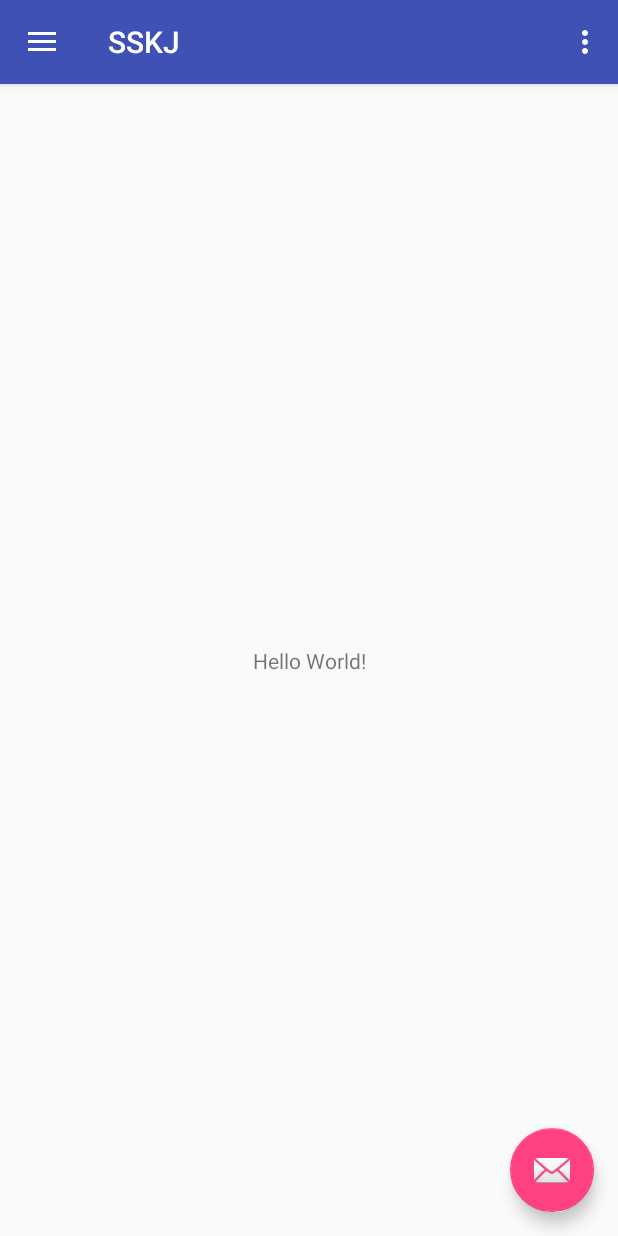
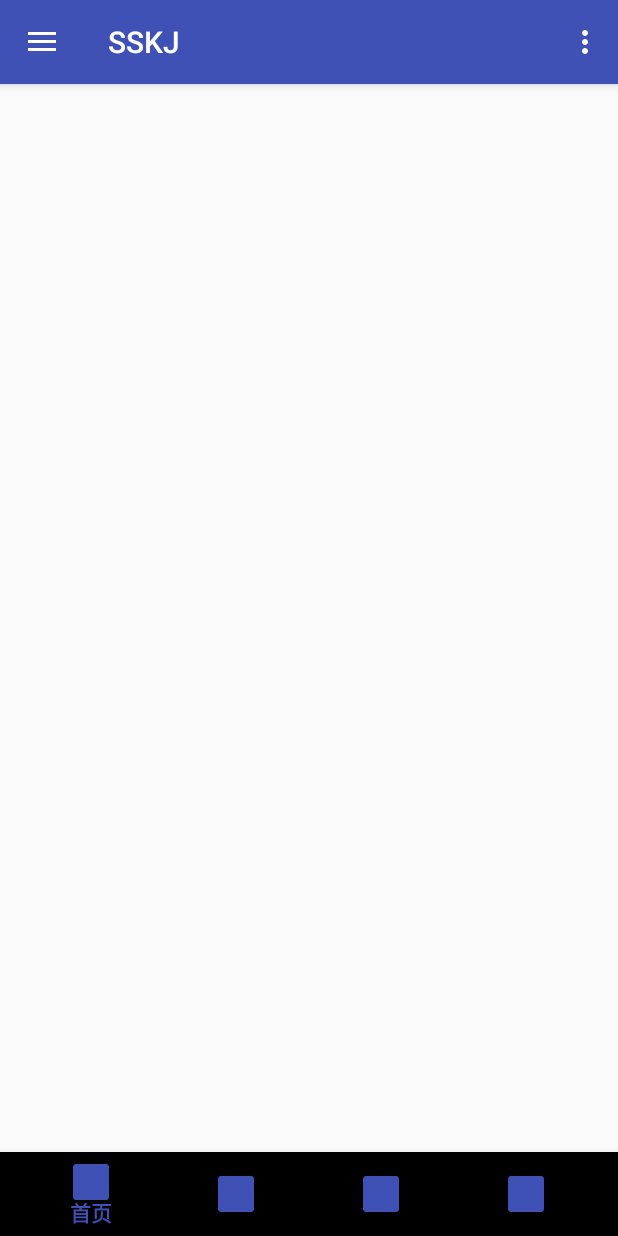
Before and after one commit to Tabll/SSKJ-Android, an Android app: the MainActivity screen opened directly, with no data from a screen before it, on a phone screen of 412 x 824 dp. Run offline under Robolectric (Android 15) with nearby library versions, the phone set to English and light mode, and no system bars; 1 statement that could not run was skipped.

Commit message:
底部导航栏适配

```diff
--- a/app/src/main/AndroidManifest.xml
+++ b/app/src/main/AndroidManifest.xml
@@ -1,5 +1,6 @@
 <?xml version="1.0" encoding="utf-8"?>
-<manifest xmlns:android="http://schemas.android.com/apk/res/android"
+<manifest
+    xmlns:android="http://schemas.android.com/apk/res/android"
     package="cn.tabll.sskj">
 
     <application
--- a/app/src/main/java/cn/tabll/sskj/MainActivity.kt
+++ b/app/src/main/java/cn/tabll/sskj/MainActivity.kt
@@ -1,7 +1,7 @@
 package cn.tabll.sskj
 
+import android.graphics.Color
 import android.os.Bundle
-import android.support.design.widget.Snackbar
 import android.support.design.widget.NavigationView
 import android.support.v4.view.GravityCompat
 import android.support.v7.app.ActionBarDrawerToggle
@@ -18,14 +18,18 @@ class MainActivity : AppCompatActivity(), NavigationView.OnNavigationItemSelecte
     private var log = AnkoLogger<String>()
 
     override fun onCreate(savedInstanceState: Bundle?) {
+
+        //window.statusBarColor = Color.BLUE
+        //window.navigationBarColor = Color.BLUE
+
         super.onCreate(savedInstanceState)
         setContentView(R.layout.activity_main)
         setSupportActionBar(toolbar)
 
-        fab.setOnClickListener { view ->
-            Snackbar.make(view, "Replace with your own action", Snackbar.LENGTH_LONG)
-                    .setAction("Action", null).show()
-        }
+        //fab.setOnClickListener { view ->
+        //    Snackbar.make(view, "Replace with your own action", Snackbar.LENGTH_LONG)
+        //            .setAction("Action", null).show()
+        //}
 
         val toggle = ActionBarDrawerToggle(
                 this, drawer_layout, toolbar, R.string.navigation_drawer_open, R.string.navigation_drawer_close)
@@ -35,6 +39,8 @@ class MainActivity : AppCompatActivity(), NavigationView.OnNavigationItemSelecte
         nav_view.setNavigationItemSelectedListener(this)
 
         log.info("主页面已启动")
+
+
     }
 
     override fun onBackPressed() {
--- a/app/src/main/res/layout/app_bar_main.xml
+++ b/app/src/main/res/layout/app_bar_main.xml
@@ -22,12 +22,12 @@
 
     <include layout="@layout/content_main" />
 
-    <android.support.design.widget.FloatingActionButton
+    <!--android.support.design.widget.FloatingActionButton
         android:id="@+id/fab"
         android:layout_width="wrap_content"
         android:layout_height="wrap_content"
         android:layout_gravity="bottom|end"
         android:layout_margin="@dimen/fab_margin"
-        app:srcCompat="@android:drawable/ic_dialog_email" />
+        app:srcCompat="@android:drawable/ic_dialog_email" /-->
 
 </android.support.design.widget.CoordinatorLayout>
--- a/app/src/main/res/layout/content_main.xml
+++ b/app/src/main/res/layout/content_main.xml
@@ -8,13 +8,23 @@
     tools:context=".MainActivity"
     tools:showIn="@layout/app_bar_main">
 
-    <TextView
+    <!--TextView
         android:layout_width="wrap_content"
         android:layout_height="wrap_content"
-        android:text="Hello World!"
+        android:text="@string/company_name"
         app:layout_constraintBottom_toBottomOf="parent"
         app:layout_constraintLeft_toLeftOf="parent"
         app:layout_constraintRight_toRightOf="parent"
-        app:layout_constraintTop_toTopOf="parent" />
+        app:layout_constraintTop_toTopOf="parent" /-->
+
+    <android.support.design.widget.BottomNavigationView
+        android:id="@+id/bottom_navigation_view"
+        android:layout_width="match_parent"
+        android:layout_height="wrap_content"
+        app:itemBackground="@android:color/transparent"
+        app:itemIconTint="@color/colorPrimary"
+        app:itemTextColor="@color/colorPrimary"
+        app:layout_constraintBottom_toBottomOf="parent"
+        app:menu="@menu/bottom_navigation_main" />
 
 </android.support.constraint.ConstraintLayout>
--- /dev/null
+++ b/app/src/main/res/menu/bottom_navigation_main.xml
@@ -0,0 +1,31 @@
+<?xml version="1.0" encoding="utf-8"?>
+<menu
+    xmlns:android="http://schemas.android.com/apk/res/android"
+    xmlns:app="http://schemas.android.com/apk/res-auto">
+
+    <item
+        android:id="@+id/action_main_page"
+        android:enabled="true"
+        android:icon="@mipmap/ic_launcher"
+        android:title="@string/main_page"
+        app:showAsAction="ifRoom" />
+    <item
+        android:id="@+id/action_water_quality"
+        android:enabled="true"
+        android:icon="@mipmap/ic_launcher"
+        android:title="@string/water_quality"
+        app:showAsAction="ifRoom" />
+    <item
+        android:id="@+id/action_shop"
+        android:enabled="true"
+        android:icon="@mipmap/ic_launcher"
+        android:title="@string/shop"
+        app:showAsAction="ifRoom" />
+    <item
+        android:id="@+id/action_mine"
+        android:enabled="true"
+        android:icon="@mipmap/ic_launcher"
+        android:title="@string/mine"
+        app:showAsAction="ifRoom" />
+
+</menu>
--- a/app/src/main/res/values-v21/styles.xml
+++ b/app/src/main/res/values-v21/styles.xml
@@ -5,8 +5,7 @@
         <item name="windowNoTitle">true</item>
 
         <item name="android:windowTranslucentStatus">true</item>
-        <item name="android:windowTranslucentNavigation">true</item>
+        <item name="android:windowTranslucentNavigation">false</item>
 
-        <item name="android:statusBarColor">@android:color/transparent</item>
     </style>
 </resources>
--- a/app/src/main/res/values/colors.xml
+++ b/app/src/main/res/values/colors.xml
@@ -3,4 +3,6 @@
     <color name="colorPrimary">#3F51B5</color>
     <color name="colorPrimaryDark">#303F9F</color>
     <color name="colorAccent">#FF4081</color>
+
+
 </resources>
--- a/app/src/main/res/values/strings.xml
+++ b/app/src/main/res/values/strings.xml
@@ -6,4 +6,11 @@
     <string name="nav_header_subtitle">android.studio@android.com</string>
     <string name="nav_header_desc">Navigation header</string>
     <string name="action_settings">Settings</string>
+
+    <string name="company_name">上善科技</string>
+
+    <string name="main_page">首页</string>
+    <string name="water_quality">水质</string>
+    <string name="shop">商城</string>
+    <string name="mine">我的</string>
 </resources>
--- a/app/src/main/res/values/styles.xml
+++ b/app/src/main/res/values/styles.xml
@@ -1,11 +1,13 @@
 <resources>
 
     <!-- Base application theme. -->
-    <style name="AppTheme" parent="Theme.AppCompat.Light.DarkActionBar">
+    <style name="AppTheme" parent="Theme.AppCompat.Light.NoActionBar">
         <!-- Customize your theme here. -->
         <item name="colorPrimary">@color/colorPrimary</item>
         <item name="colorPrimaryDark">@color/colorPrimaryDark</item>
         <item name="colorAccent">@color/colorAccent</item>
+        <item name="android:navigationBarColor">@android:color/transparent</item>
+        <item name="android:windowLightNavigationBar">true</item>
     </style>
 
     <style name="AppTheme.NoActionBar">
```
